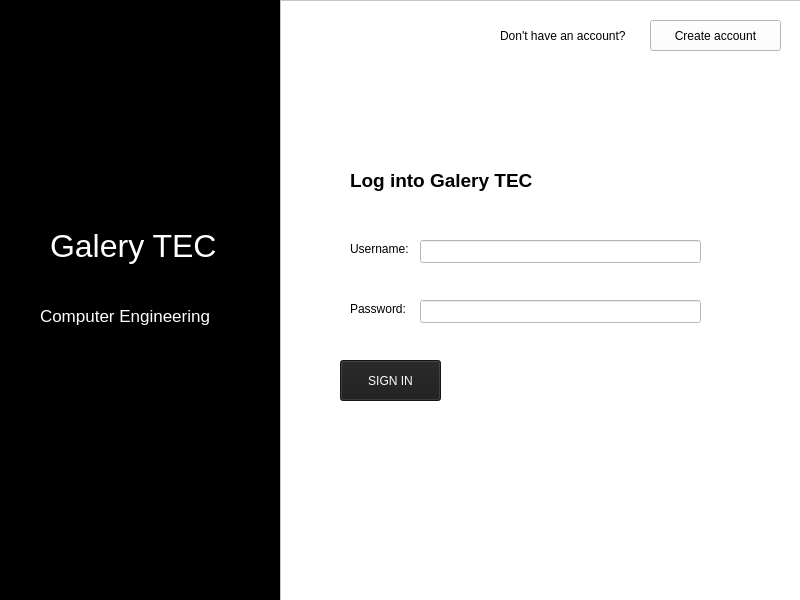
Gambo2907/Proyecto-3---GalleryTEC, file mainwindow.ui: the form before one commit.
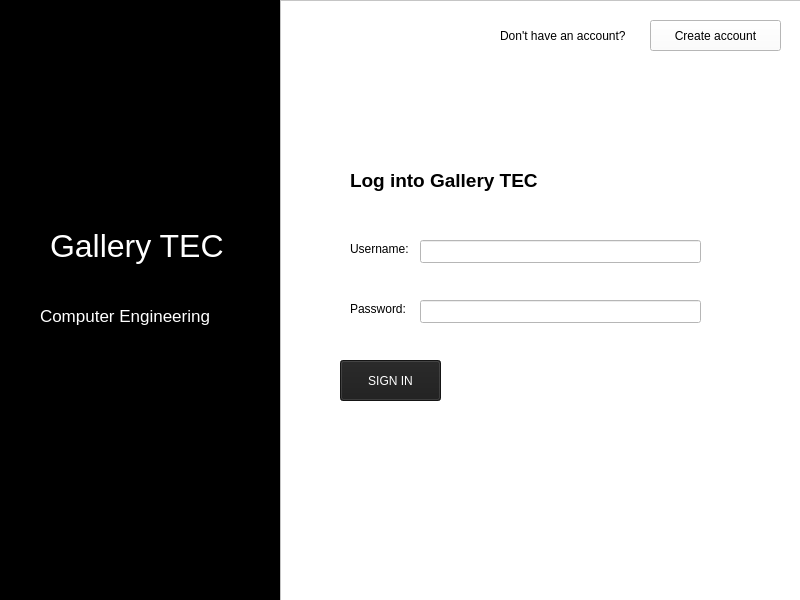
The form after the commit.

```diff
--- a/mainwindow.ui
+++ b/mainwindow.ui
@@ -89,7 +89,7 @@
       </font>
      </property>
      <property name="text">
-      <string>Log into Galery TEC</string>
+      <string>Log into Gallery TEC</string>
      </property>
     </widget>
     <widget class="QLabel" name="label_question">
@@ -195,7 +195,7 @@
      </font>
     </property>
     <property name="text">
-     <string>Galery TEC</string>
+     <string>Gallery TEC</string>
     </property>
    </widget>
    <widget class="QLabel" name="label_subtitle">
```
Left out of the diff: 3 changed lines with no effect on the pictures.
